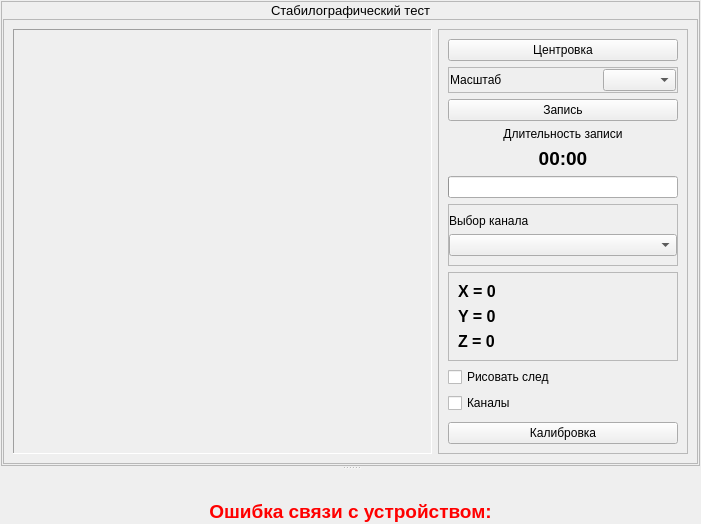
grigp/a-analyser, file metodics/stabtest/stabtestexecute.ui: the form before one commit.
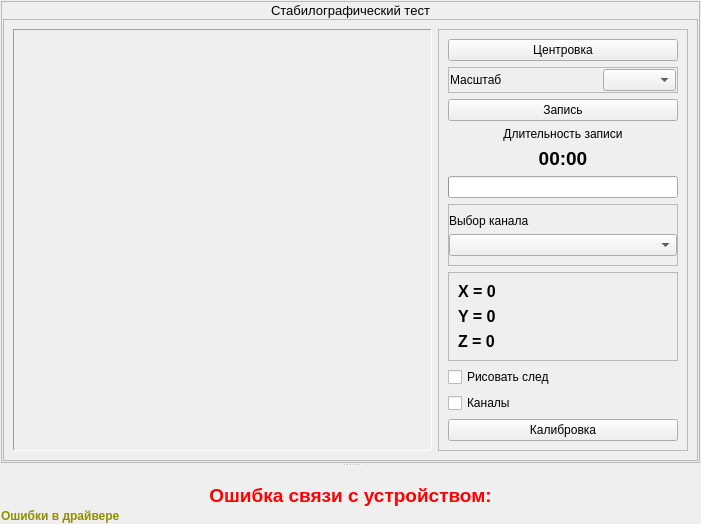
The form after the commit. Icons and pictures are not drawn. Custom widgets are drawn as their Qt base class.

Patch:
```diff
--- a/metodics/stabtest/stabtestexecute.ui
+++ b/metodics/stabtest/stabtestexecute.ui
@@ -562,6 +562,113 @@
      </property>
     </widget>
    </item>
+   <item>
+    <widget class="QLabel" name="lblErrorInDriver">
+     <property name="palette">
+      <palette>
+       <active>
+        <colorrole role="WindowText">
+         <brush brushstyle="SolidPattern">
+          <color alpha="255">
+           <red>143</red>
+           <green>143</green>
+           <blue>0</blue>
+          </color>
+         </brush>
+        </colorrole>
+        <colorrole role="Base">
+         <brush brushstyle="SolidPattern">
+          <color alpha="255">
+           <red>170</red>
+           <green>170</green>
+           <blue>0</blue>
+          </color>
+         </brush>
+        </colorrole>
+        <colorrole role="Window">
+         <brush brushstyle="SolidPattern">
+          <color alpha="255">
+           <red>170</red>
+           <green>170</green>
+           <blue>0</blue>
+          </color>
+         </brush>
+        </colorrole>
+       </active>
+       <inactive>
+        <colorrole role="WindowText">
+         <brush brushstyle="SolidPattern">
+          <color alpha="255">
+           <red>143</red>
+           <green>143</green>
+           <blue>0</blue>
+          </color>
+         </brush>
+        </colorrole>
+        <colorrole role="Base">
+         <brush brushstyle="SolidPattern">
+          <color alpha="255">
+           <red>255</red>
+           <green>255</green>
+           <blue>255</blue>
+          </color>
+         </brush>
+        </colorrole>
+        <colorrole role="Window">
+         <brush brushstyle="SolidPattern">
+          <color alpha="255">
+           <red>240</red>
+           <green>240</green>
+           <blue>240</blue>
+          </color>
+         </brush>
+        </colorrole>
+       </inactive>
+       <disabled>
+        <colorrole role="WindowText">
+         <brush brushstyle="SolidPattern">
+          <color alpha="255">
+           <red>120</red>
+           <green>120</green>
+           <blue>120</blue>
+          </color>
+         </brush>
+        </colorrole>
+        <colorrole role="Base">
+         <brush brushstyle="SolidPattern">
+          <color alpha="255">
+           <red>240</red>
+           <green>240</green>
+           <blue>240</blue>
+          </color>
+         </brush>
+        </colorrole>
+        <colorrole role="Window">
+         <brush brushstyle="SolidPattern">
+          <color alpha="255">
+           <red>240</red>
+           <green>240</green>
+           <blue>240</blue>
+          </color>
+         </brush>
+        </colorrole>
+       </disabled>
+      </palette>
+     </property>
+     <property name="font">
+      <font>
+       <weight>75</weight>
+       <bold>true</bold>
+      </font>
+     </property>
+     <property name="text">
+      <string>Ошибки в драйвере</string>
+     </property>
+     <property name="textFormat">
+      <enum>Qt::PlainText</enum>
+     </property>
+    </widget>
+   </item>
   </layout>
  </widget>
  <customwidgets>
```
